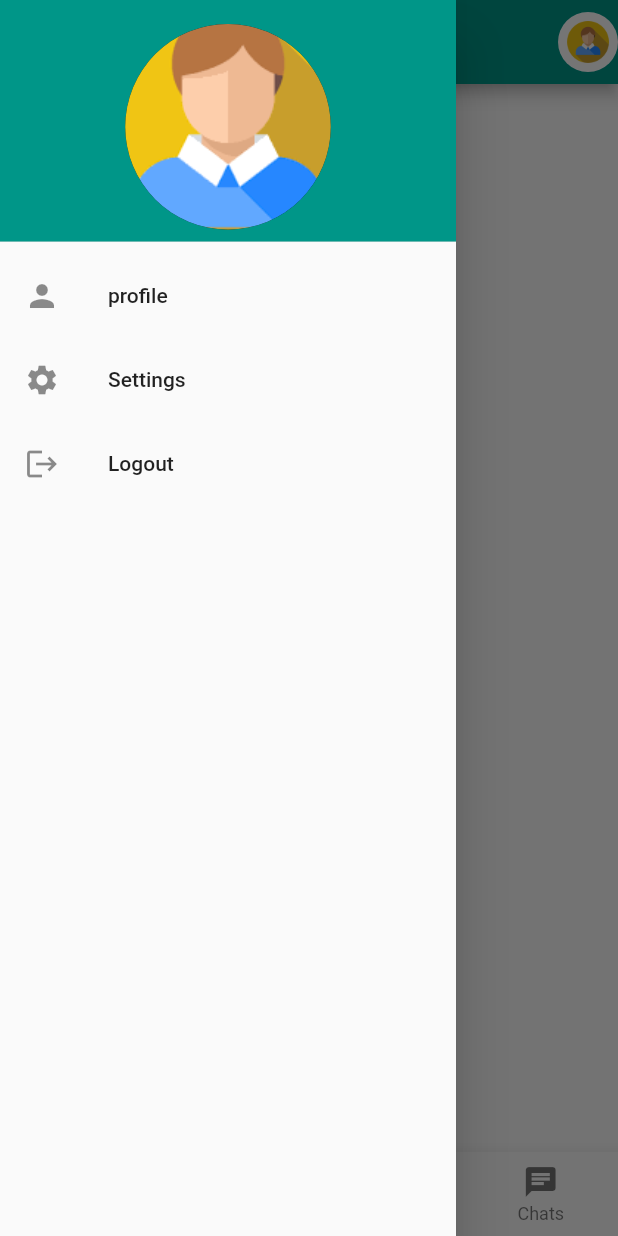
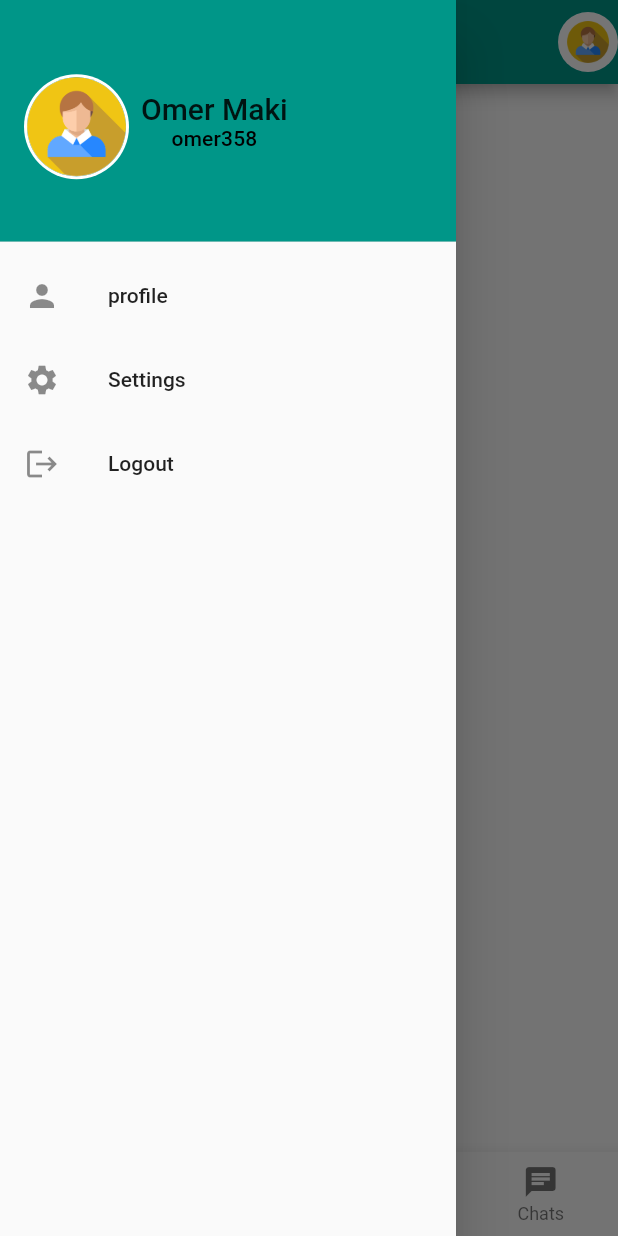
Before and after one commit to omer358/Login-Flutter-App, a Flutter app: the Home screen opened directly, with the side drawer open, on a phone screen of 412 x 824 dp. Run offline on Flutter 3.47's test engine with Material 2 defaults, Android fonts, the phone set to English and light mode, and no system bars; our stand-ins replace rounded_loading_button.

Commit message:
customize the drawer header

```diff
--- a/lib/screens/home.dart
+++ b/lib/screens/home.dart
@@ -47,21 +47,38 @@ class _HomeState extends State<Home> {
                 }),
           ),
         ],
-        title: const Text('Second Route'),
+        title: const Text('Home'),
       ),
       drawer: Drawer(
         child: ListView(
           padding: EdgeInsets.zero,
           children: [
-            const DrawerHeader(
-              decoration: BoxDecoration(color: Colors.teal),
-              child: CircleAvatar(
-                backgroundColor: Colors.black,
-                radius: 120,
-                child: CircleAvatar(
-                  radius: 110,
-                  backgroundImage: AssetImage('assets/images/login.png'),
-                ),
+            DrawerHeader(
+              decoration: const BoxDecoration(color: Colors.teal),
+              child: Row(
+                mainAxisAlignment: MainAxisAlignment.start,
+                children: [
+                  const CircleAvatar(
+                    backgroundColor: Colors.white,
+                    radius: 35,
+                    child: CircleAvatar(
+                      radius: 33,
+                      backgroundImage: AssetImage('assets/images/login.png'),
+                    ),
+                  ),
+                  Container(
+                      padding: const EdgeInsets.fromLTRB(8, 0, 0, 8),
+                      child: Column(
+                        mainAxisAlignment: MainAxisAlignment.center,
+                        crossAxisAlignment: CrossAxisAlignment.center,
+                        children: [
+                          Text("Omer Maki",
+                              style: Theme.of(context).textTheme.headline6),
+                          Text("omer358",
+                              style: Theme.of(context).textTheme.subtitle2),
+                        ],
+                      ))
+                ],
               ),
             ),
             ListTile(
```
